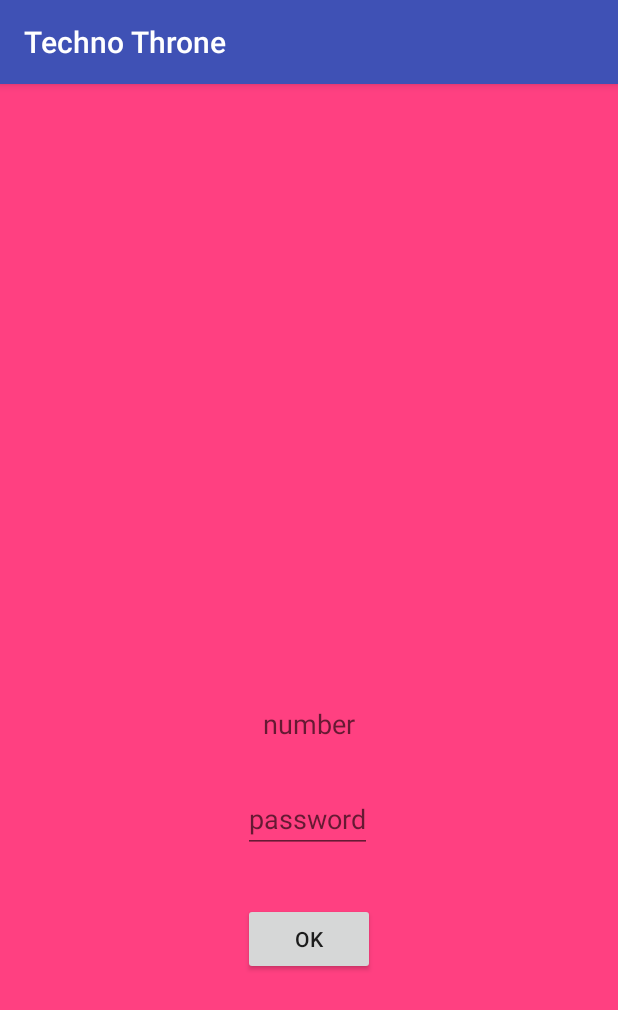
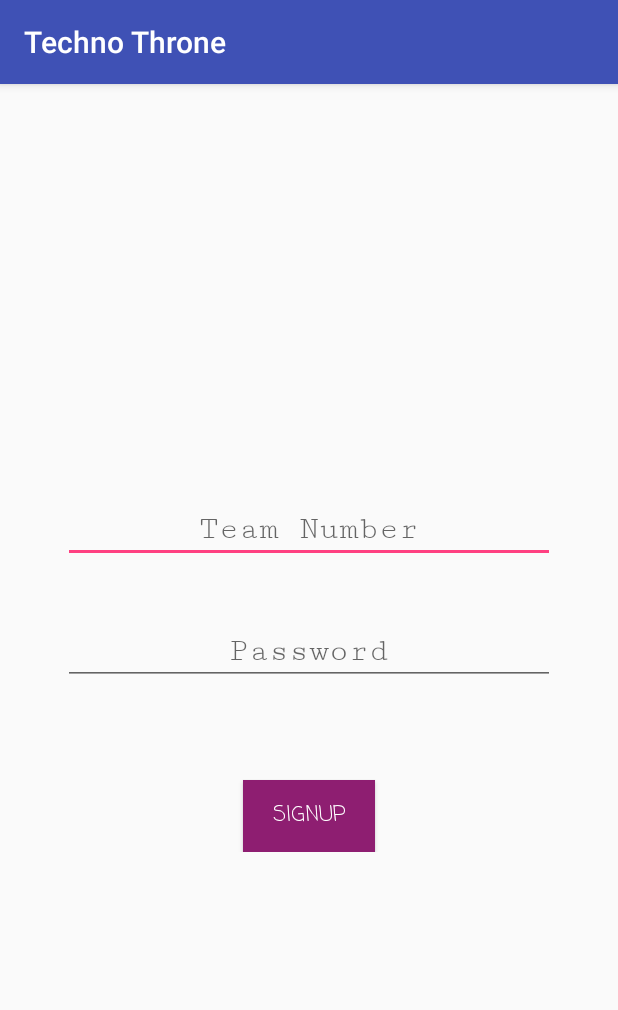
Before and after one commit to Gourishankar25/technothrone, an Android app: the screen it shows after launch (MainActivity), on a phone screen of 412 x 824 dp. Shown: the top 1010 px of the screen. Run offline under Robolectric (Android 15) with nearby library versions, the phone set to English and light mode, and no system bars; our stand-ins replace Firebase (no records; nobody signed in at launch, a user with empty details on screens opened directly).

```diff
--- a/TechnoThrone/app/src/main/res/layout/activity_main.xml
+++ b/TechnoThrone/app/src/main/res/layout/activity_main.xml
@@ -1,40 +1,49 @@
 <?xml version="1.0" encoding="utf-8"?>
-<RelativeLayout
+<LinearLayout
     xmlns:android="http://schemas.android.com/apk/res/android"
     xmlns:tools="http://schemas.android.com/tools"
     xmlns:app="http://schemas.android.com/apk/res-auto"
     android:layout_width="match_parent"
-    android:layout_height="match_parent"
+    android:layout_height="wrap_content"
     android:orientation="vertical"
-    android:background="@color/colorAccent"
+    android:layout_margin="24dp"
+    android:layout_gravity="center"
     tools:context="com.example.user.technothrone.MainActivity">
+
 
     <EditText
         android:id="@+id/teamnumber"
-        android:layout_width="wrap_content"
+        android:layout_width="match_parent"
         android:layout_height="wrap_content"
-        android:layout_above="@+id/teamPassword"
-        android:layout_centerHorizontal="true"
-        android:layout_marginBottom="18dp"
-        android:hint="number" />
+        android:layout_margin="18dp"
+        android:hint="@string/team_num"
+        android:inputType="number"
+        android:maxLength="2"
+        android:textSize="22sp"
+        android:fontFamily="serif-monospace"
+        android:textAlignment="center"/>
 
     <EditText
         android:id="@+id/teamPassword"
-        android:layout_width="wrap_content"
+        android:layout_width="match_parent"
         android:layout_height="wrap_content"
-        android:layout_above="@+id/enterbutton"
-        android:layout_alignLeft="@+id/enterbutton"
-        android:layout_alignStart="@+id/enterbutton"
-        android:layout_marginBottom="33dp"
-        android:hint="password" />
+        android:layout_margin="18dp"
+        android:hint="@string/passwd"
+        android:inputType="textPassword"
+        android:textSize="22sp"
+        android:fontFamily="serif-monospace"
+        android:textAlignment="center"/>
 
     <Button
         android:id="@+id/enterbutton"
         android:layout_width="wrap_content"
         android:layout_height="wrap_content"
-        android:layout_alignParentBottom="true"
-        android:layout_centerHorizontal="true"
-        android:layout_marginBottom="174dp"
-        android:text="ok" />
+        android:text="@string/submit"
+        android:background="@color/submit"
+        android:textColor="#fff"
+        android:textAlignment="center"
+        android:layout_gravity="center"
+        android:layout_marginTop="45dp"
+        android:fontFamily="casual"/>
 
-</RelativeLayout>
+</LinearLayout>
--- a/TechnoThrone/app/src/main/res/values/colors.xml
+++ b/TechnoThrone/app/src/main/res/values/colors.xml
@@ -3,4 +3,5 @@
     <color name="colorPrimary">#3F51B5</color>
     <color name="colorPrimaryDark">#303F9F</color>
     <color name="colorAccent">#FF4081</color>
+    <color name="submit">#8e1e71</color>
 </resources>
--- a/TechnoThrone/app/src/main/res/values/strings.xml
+++ b/TechnoThrone/app/src/main/res/values/strings.xml
@@ -1,3 +1,6 @@
 <resources>
     <string name="app_name">Techno Throne</string>
+    <string name="team_num">Team Number</string>
+    <string name="passwd">Password</string>
+    <string name="submit">SignUp</string>
 </resources>
```
